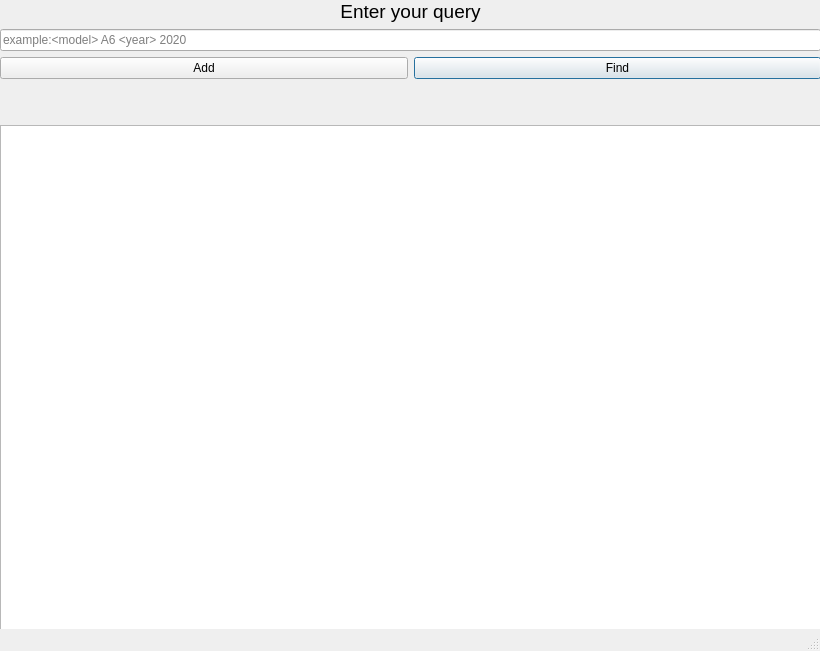
Qt form mainwindow.ui (okirich/CPPlab) before a commit.
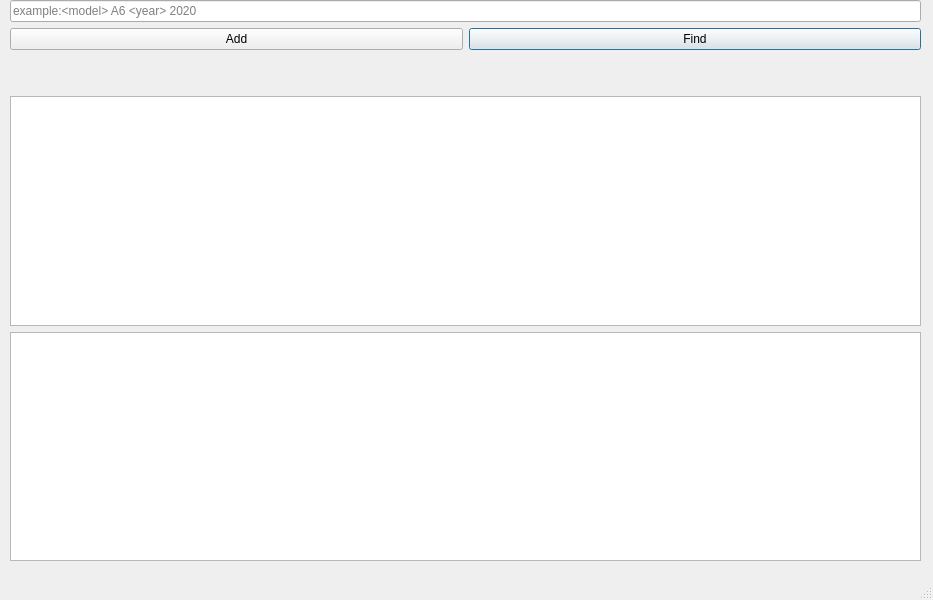
The same form after that commit. Custom widgets are drawn as their Qt base class.

Commit message: Since now, all catched errors will appear in textbrowser in mainwindow

The edit to the form file:
```diff
--- a/mainwindow.ui
+++ b/mainwindow.ui
@@ -9,8 +9,8 @@
    <rect>
     <x>0</x>
     <y>0</y>
-    <width>820</width>
-    <height>651</height>
+    <width>933</width>
+    <height>600</height>
    </rect>
   </property>
   <property name="minimumSize">
@@ -32,38 +32,12 @@
    <widget class="QWidget" name="">
     <property name="geometry">
      <rect>
-      <x>0</x>
+      <x>10</x>
       <y>0</y>
-      <width>821</width>
-      <height>631</height>
+      <width>911</width>
+      <height>561</height>
      </rect>
     </property>
-    <layout class="QVBoxLayout" name="verticalLayout_2">
-     <item>
-      <widget class="QLabel" name="label">
-       <property name="sizePolicy">
-        <sizepolicy hsizetype="Preferred" vsizetype="Fixed">
-         <horstretch>0</horstretch>
-         <verstretch>0</verstretch>
-        </sizepolicy>
-       </property>
-       <property name="font">
-        <font>
-         <pointsize>14</pointsize>
-        </font>
-       </property>
-       <property name="text">
-        <string>Enter your query</string>
-       </property>
-       <property name="scaledContents">
-        <bool>false</bool>
-       </property>
-       <property name="alignment">
-        <set>Qt::AlignCenter</set>
-       </property>
-      </widget>
-     </item>
-     <item>
       <layout class="QVBoxLayout" name="verticalLayout">
        <item>
         <widget class="QLineEdit" name="queryLine">
@@ -183,7 +157,8 @@
          <column/>
         </widget>
        </item>
-      </layout>
+     <item>
+      <widget class="mytextbrowser" name="error"/>
      </item>
     </layout>
    </widget>
@@ -200,6 +175,13 @@
   </widget>
   <widget class="QStatusBar" name="statusbar"/>
  </widget>
+ <customwidgets>
+  <customwidget>
+   <class>mytextbrowser</class>
+   <extends>QTextBrowser</extends>
+   <header>mytextbrowser.h</header>
+  </customwidget>
+ </customwidgets>
  <resources/>
  <connections/>
 </ui>
```
Left out of the diff: 4 changed lines with no effect on the pictures. Lines whose indentation alone changed are shown as unchanged. The commit also changes 9 other files.
